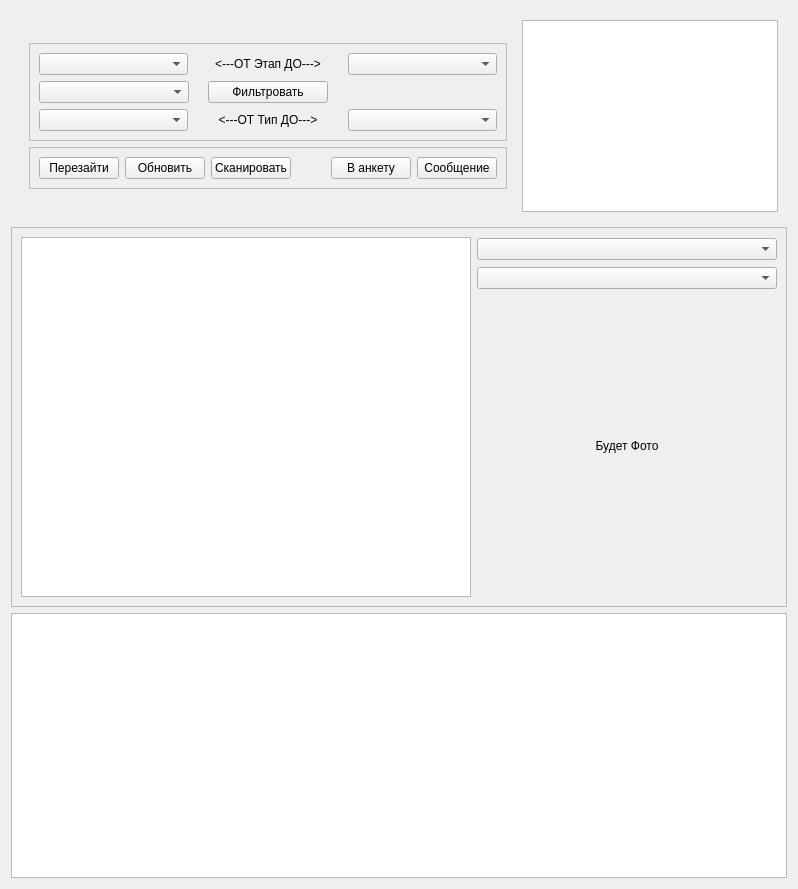
Qt form mwindow.ui (dekarh/MScan) before a commit.
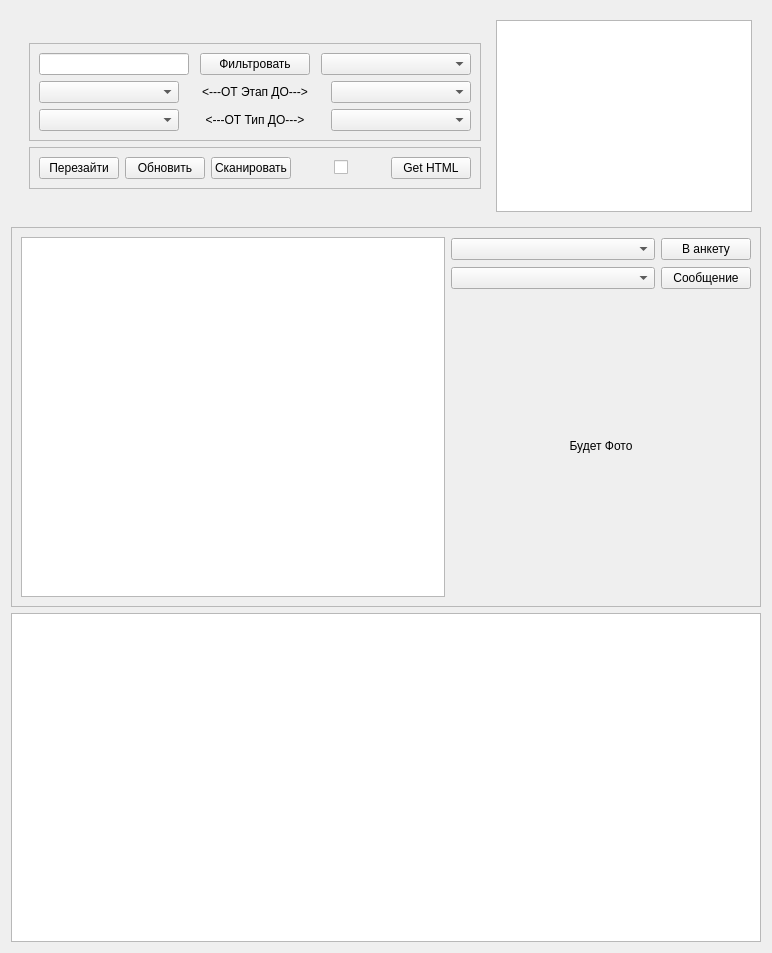
The same form after that commit.

Commit message: Сделала фильтр по mamba_id и checkbox

```diff
--- a/mwindow.ui
+++ b/mwindow.ui
@@ -6,8 +6,8 @@
    <rect>
     <x>0</x>
     <y>0</y>
-    <width>798</width>
-    <height>889</height>
+    <width>772</width>
+    <height>953</height>
    </rect>
   </property>
   <property name="windowTitle">
@@ -53,30 +53,10 @@
             <enum>QFrame::Raised</enum>
            </property>
            <layout class="QVBoxLayout" name="verticalLayout">
-            <item>
-             <layout class="QHBoxLayout" name="horizontalLayout_2">
-              <item>
-               <widget class="QComboBox" name="cbLinkFrom"/>
-              </item>
-              <item>
-               <widget class="QLabel" name="label_2">
-                <property name="text">
-                 <string>&lt;---ОТ    Этап    ДО---&gt;</string>
-                </property>
-                <property name="alignment">
-                 <set>Qt::AlignCenter</set>
-                </property>
-               </widget>
-              </item>
-              <item>
-               <widget class="QComboBox" name="cbLinkTo"/>
-              </item>
-             </layout>
-            </item>
             <item>
              <layout class="QHBoxLayout" name="horizontalLayout_3">
               <item>
-               <widget class="QComboBox" name="cbStatus">
+               <widget class="QLineEdit" name="leFilter">
                 <property name="minimumSize">
                  <size>
                   <width>150</width>
@@ -108,7 +88,7 @@
                 </property>
                 <property name="minimumSize">
                  <size>
-                  <width>120</width>
+                  <width>110</width>
                   <height>0</height>
                  </size>
                 </property>
@@ -131,18 +111,35 @@
                </spacer>
               </item>
               <item>
-               <widget class="QLabel" name="label_4">
+               <widget class="QComboBox" name="cbStatus">
                 <property name="minimumSize">
                  <size>
                   <width>150</width>
                   <height>0</height>
                  </size>
                 </property>
+               </widget>
+              </item>
+             </layout>
+            </item>
+            <item>
+             <layout class="QHBoxLayout" name="horizontalLayout_2">
+              <item>
+               <widget class="QComboBox" name="cbLinkFrom"/>
+              </item>
+              <item>
+               <widget class="QLabel" name="label_2">
                 <property name="text">
-                 <string/>
+                 <string>&lt;---ОТ    Этап    ДО---&gt;</string>
+                </property>
+                <property name="alignment">
+                 <set>Qt::AlignCenter</set>
                 </property>
                </widget>
               </item>
+              <item>
+               <widget class="QComboBox" name="cbLinkTo"/>
+              </item>
              </layout>
             </item>
             <item>
@@ -204,6 +201,26 @@
               </property>
              </widget>
             </item>
+            <item>
+             <spacer name="horizontalSpacer_4">
+              <property name="orientation">
+               <enum>Qt::Horizontal</enum>
+              </property>
+              <property name="sizeHint" stdset="0">
+               <size>
+                <width>40</width>
+                <height>20</height>
+               </size>
+              </property>
+             </spacer>
+            </item>
+            <item>
+             <widget class="QCheckBox" name="checkBoxFiiled">
+              <property name="text">
+               <string/>
+              </property>
+             </widget>
+            </item>
             <item>
              <spacer name="horizontalSpacer">
               <property name="orientation">
@@ -218,16 +235,9 @@
              </spacer>
             </item>
             <item>
-             <widget class="QPushButton" name="pbToAnketa">
+             <widget class="QPushButton" name="pbGetHTML">
               <property name="text">
-               <string>В анкету</string>
-              </property>
-             </widget>
-            </item>
-            <item>
-             <widget class="QPushButton" name="pbToMessage">
-              <property name="text">
-               <string>Сообщение</string>
+               <string>Get HTML</string>
               </property>
              </widget>
             </item>
@@ -296,10 +306,44 @@
       <item>
        <layout class="QVBoxLayout" name="verticalLayout_2">
         <item>
-         <widget class="QComboBox" name="cbLink"/>
+         <layout class="QHBoxLayout" name="horizontalLayout_7">
+          <item>
+           <widget class="QComboBox" name="cbLink"/>
+          </item>
+          <item>
+           <widget class="QPushButton" name="pbToAnketa">
+            <property name="maximumSize">
+             <size>
+              <width>90</width>
+              <height>16777215</height>
+             </size>
+            </property>
+            <property name="text">
+             <string>В анкету</string>
+            </property>
+           </widget>
+          </item>
+         </layout>
         </item>
         <item>
-         <widget class="QComboBox" name="cbPeople"/>
+         <layout class="QHBoxLayout" name="horizontalLayout_8">
+          <item>
+           <widget class="QComboBox" name="cbPeople"/>
+          </item>
+          <item>
+           <widget class="QPushButton" name="pbToMessage">
+            <property name="maximumSize">
+             <size>
+              <width>90</width>
+              <height>16777215</height>
+             </size>
+            </property>
+            <property name="text">
+             <string>Сообщение</string>
+            </property>
+           </widget>
+          </item>
+         </layout>
         </item>
         <item>
          <widget class="QLabel" name="label_3">
```
The commit also changes 3 other files.
